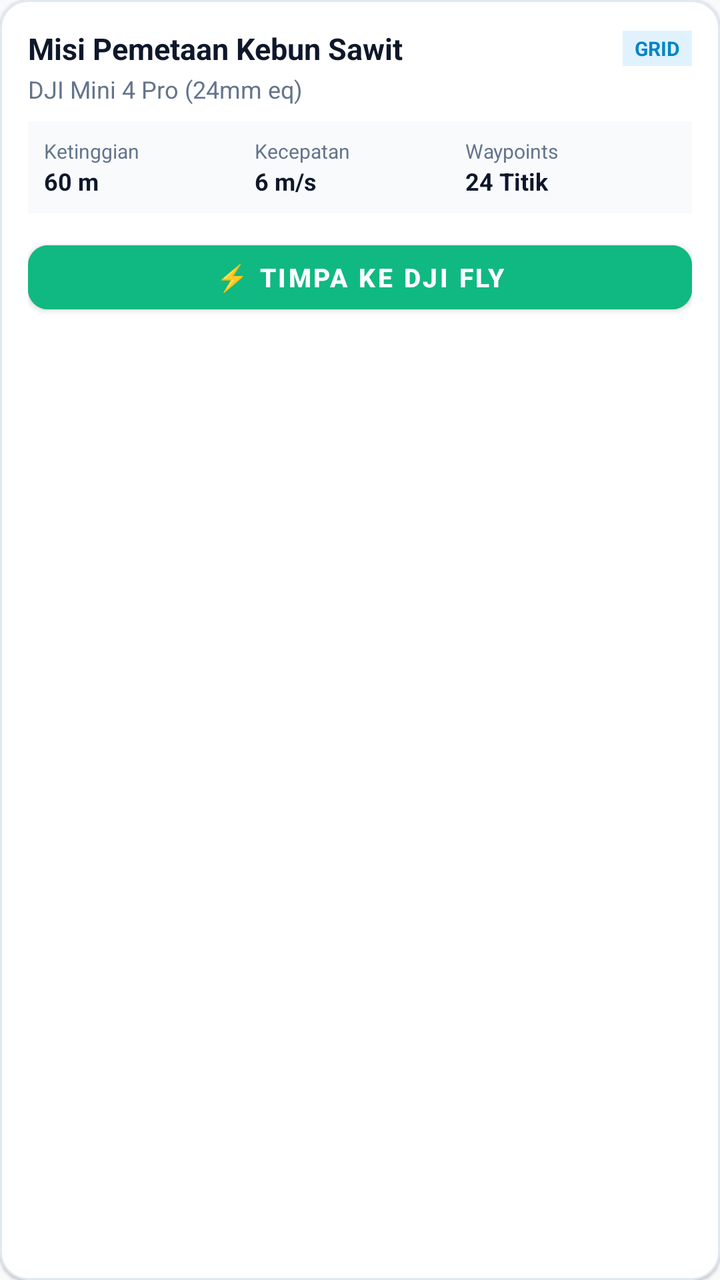
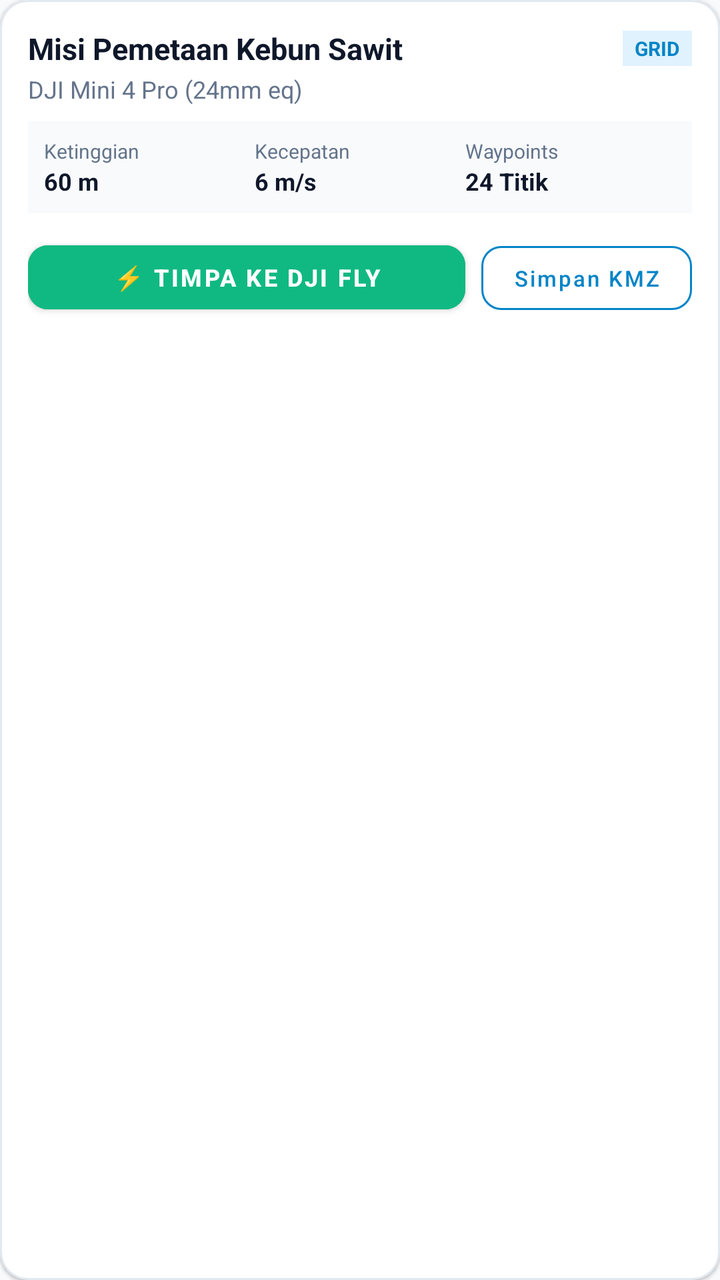

The first picture is an Android layout as it rendered before a commit; the second is the same layout after the commit. The layout source and the unified diff follow.
<!-- AndroidManifest.xml: application theme Theme.DJIWaypointInjector -->
<!-- res/layout/item_mission.xml -->
<?xml version="1.0" encoding="utf-8"?>
<com.google.android.material.card.MaterialCardView xmlns:android="http://schemas.android.com/apk/res/android"
    xmlns:app="http://schemas.android.com/apk/res-auto"
    android:layout_width="match_parent"
    android:layout_height="wrap_content"
    android:layout_marginHorizontal="6dp"
    android:layout_marginVertical="5dp"
    app:cardCornerRadius="14dp"
    app:cardElevation="1dp"
    app:strokeColor="@color/border"
    app:strokeWidth="1dp">

    <LinearLayout
        android:layout_width="match_parent"
        android:layout_height="wrap_content"
        android:orientation="vertical"
        android:padding="14dp">

        <LinearLayout
            android:layout_width="match_parent"
            android:layout_height="wrap_content"
            android:gravity="center_vertical"
            android:orientation="horizontal">

            <TextView
                android:id="@+id/tvMissionTitle"
                android:layout_width="0dp"
                android:layout_height="wrap_content"
                android:layout_weight="1"
                android:text="Misi Pemetaan Kebun Sawit"
                android:textColor="@color/text_main"
                android:textSize="15sp"
                android:textStyle="bold" />

            <TextView
                android:id="@+id/tvMissionTypeBadge"
                android:layout_width="wrap_content"
                android:layout_height="wrap_content"
                android:background="#E0F2FE"
                android:paddingHorizontal="6dp"
                android:paddingVertical="2dp"
                android:text="GRID"
                android:textColor="@color/primary"
                android:textSize="10sp"
                android:textStyle="bold" />

        </LinearLayout>

        <TextView
            android:id="@+id/tvDroneModel"
            android:layout_width="wrap_content"
            android:layout_height="wrap_content"
            android:layout_marginTop="2dp"
            android:text="DJI Mini 4 Pro (24mm eq)"
            android:textColor="@color/text_muted"
            android:textSize="12sp" />

        
        <LinearLayout
            android:layout_width="match_parent"
            android:layout_height="wrap_content"
            android:layout_marginTop="8dp"
            android:background="#F8FAFC"
            android:orientation="horizontal"
            android:padding="8dp">

            <LinearLayout
                android:layout_width="0dp"
                android:layout_height="wrap_content"
                android:layout_weight="1"
                android:orientation="vertical">

                <TextView
                    android:layout_width="wrap_content"
                    android:layout_height="wrap_content"
                    android:text="Ketinggian"
                    android:textColor="@color/text_muted"
                    android:textSize="10sp" />

                <TextView
                    android:id="@+id/tvAltitude"
                    android:layout_width="wrap_content"
                    android:layout_height="wrap_content"
                    android:text="60 m"
                    android:textColor="@color/text_main"
                    android:textSize="12sp"
                    android:textStyle="bold" />
            </LinearLayout>

            <LinearLayout
                android:layout_width="0dp"
                android:layout_height="wrap_content"
                android:layout_weight="1"
                android:orientation="vertical">

                <TextView
                    android:layout_width="wrap_content"
                    android:layout_height="wrap_content"
                    android:text="Kecepatan"
                    android:textColor="@color/text_muted"
                    android:textSize="10sp" />

                <TextView
                    android:id="@+id/tvSpeed"
                    android:layout_width="wrap_content"
                    android:layout_height="wrap_content"
                    android:text="6 m/s"
                    android:textColor="@color/text_main"
                    android:textSize="12sp"
                    android:textStyle="bold" />
            </LinearLayout>

            <LinearLayout
                android:layout_width="0dp"
                android:layout_height="wrap_content"
                android:layout_weight="1"
                android:orientation="vertical">

                <TextView
                    android:layout_width="wrap_content"
                    android:layout_height="wrap_content"
                    android:text="Waypoints"
                    android:textColor="@color/text_muted"
                    android:textSize="10sp" />

                <TextView
                    android:id="@+id/tvWaypointCount"
                    android:layout_width="wrap_content"
                    android:layout_height="wrap_content"
                    android:text="24 Titik"
                    android:textColor="@color/text_main"
                    android:textSize="12sp"
                    android:textStyle="bold" />
            </LinearLayout>

        </LinearLayout>

        
        <com.google.android.material.button.MaterialButton
            android:id="@+id/btnInject"
            android:layout_width="match_parent"
            android:layout_height="44dp"
            android:layout_marginTop="10dp"
            android:backgroundTint="@color/accent"
            android:text="⚡ TIMPA KE DJI FLY"
            android:textAllCaps="false"
            android:textColor="@color/surface"
            android:textSize="13sp"
            android:textStyle="bold"
            app:cornerRadius="10dp" />

    </LinearLayout>

</com.google.android.material.card.MaterialCardView>
<!-- resources referenced by this layout -->
<resources>
  <color name="accent">#10B981</color>
  <color name="border">#E2E8F0</color>
  <color name="primary">#0284C7</color>
  <color name="surface">#FFFFFF</color>
  <color name="text_main">#0F172A</color>
  <color name="text_muted">#64748B</color>
  <style name="Theme.DJIWaypointInjector" parent="Theme.MaterialComponents.Light.NoActionBar">
          <item name="colorPrimary">@color/primary</item>
          <item name="colorPrimaryDark">@color/primary_dark</item>
          <item name="colorAccent">@color/accent</item>
          <item name="android:windowBackground">@color/bg_light</item>
          <item name="android:statusBarColor">@color/surface</item>
          <item name="android:windowLightStatusBar">true</item>
      </style>
  <color name="primary_dark">#0369A1</color>
  <color name="bg_light">#F8FAFC</color>
</resources>

<!-- the commit's change to res/layout/item_mission.xml (unified diff, before → after) -->
@@ -136,18 +136,39 @@
         </LinearLayout>
 
         
-        <com.google.android.material.button.MaterialButton
-            android:id="@+id/btnInject"
+        <LinearLayout
             android:layout_width="match_parent"
-            android:layout_height="44dp"
+            android:layout_height="wrap_content"
             android:layout_marginTop="10dp"
-            android:backgroundTint="@color/accent"
-            android:text="⚡ TIMPA KE DJI FLY"
-            android:textAllCaps="false"
-            android:textColor="@color/surface"
-            android:textSize="13sp"
-            android:textStyle="bold"
-            app:cornerRadius="10dp" />
+            android:orientation="horizontal">
+
+            <com.google.android.material.button.MaterialButton
+                android:id="@+id/btnInject"
+                android:layout_width="0dp"
+                android:layout_height="44dp"
+                android:layout_weight="1"
+                android:backgroundTint="@color/accent"
+                android:text="⚡ TIMPA KE DJI FLY"
+                android:textAllCaps="false"
+                android:textColor="@color/surface"
+                android:textSize="12sp"
+                android:textStyle="bold"
+                app:cornerRadius="10dp" />
+
+            <com.google.android.material.button.MaterialButton
+                android:id="@+id/btnSaveDownloads"
+                style="@style/Widget.MaterialComponents.Button.OutlinedButton"
+                android:layout_width="wrap_content"
+                android:layout_height="44dp"
+                android:layout_marginStart="8dp"
+                android:text="Simpan KMZ"
+                android:textAllCaps="false"
+                android:textColor="@color/primary"
+                android:textSize="11sp"
+                app:cornerRadius="10dp"
+                app:strokeColor="@color/primary" />
+
+        </LinearLayout>
 
     </LinearLayout>
 
